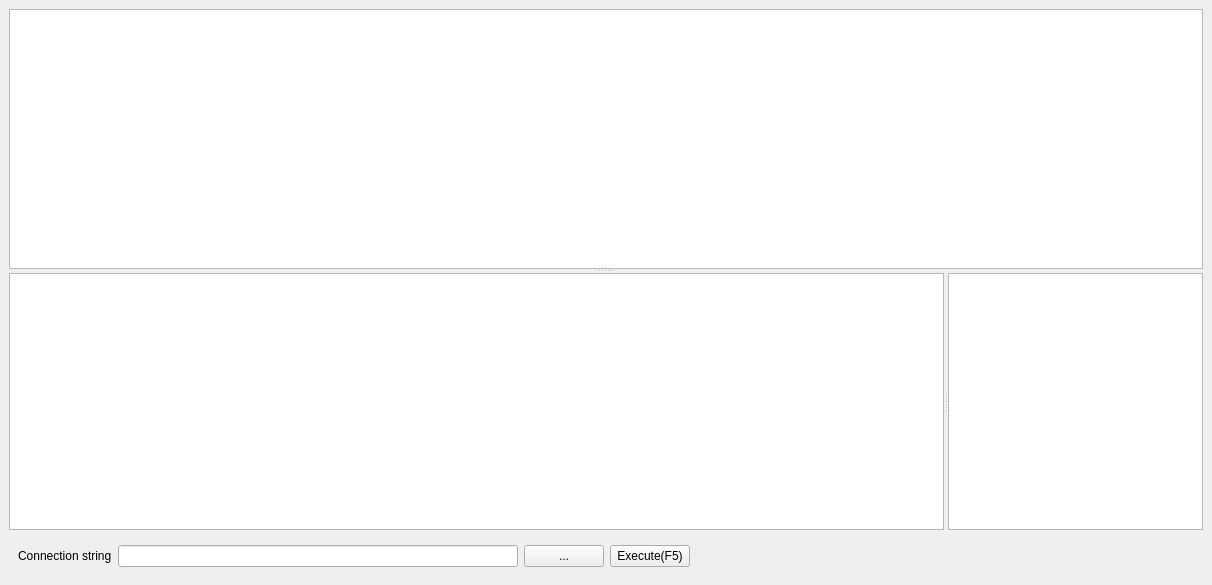
This is window.ui in whereismyguts/lazy-load-table as Qt 5 draws it before an edit. The edited form follows.
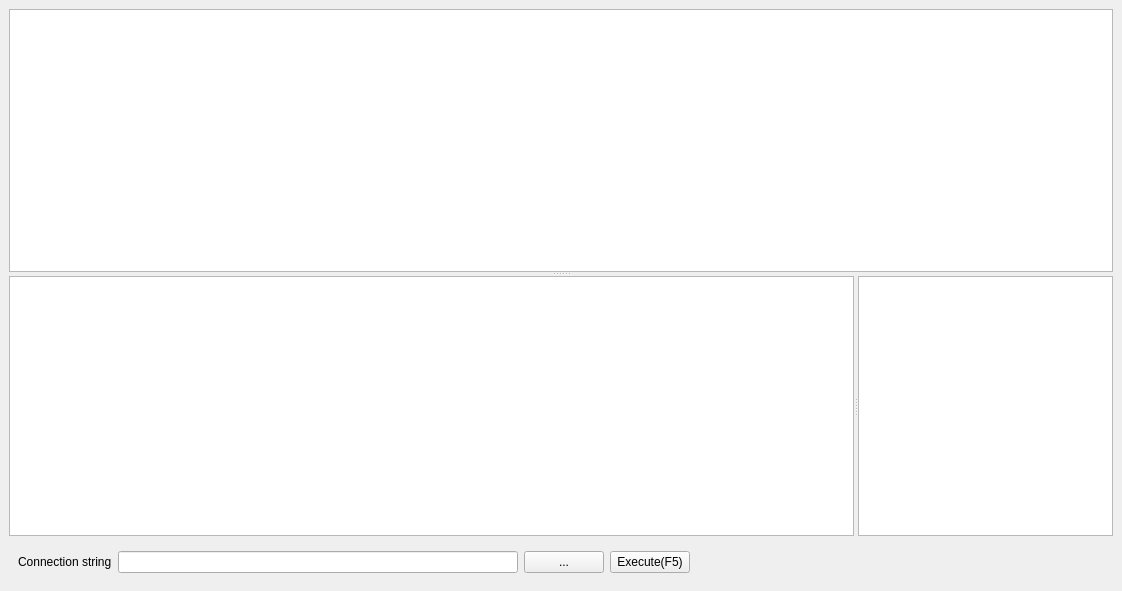
This is the edited form.

Patch:
```diff
--- a/window.ui
+++ b/window.ui
@@ -6,8 +6,8 @@
    <rect>
     <x>0</x>
     <y>0</y>
-    <width>1212</width>
-    <height>585</height>
+    <width>1122</width>
+    <height>591</height>
    </rect>
   </property>
   <property name="windowTitle">
@@ -28,7 +28,7 @@
         </font>
        </property>
       </widget>
-      <widget class="QWidget" name="">
+      <widget class="QWidget" name="layoutWidget">
        <layout class="QVBoxLayout" name="verticalLayout">
         <item>
          <widget class="QSplitter" name="splitter">
@@ -54,7 +54,7 @@
          </widget>
         </item>
         <item>
-         <widget class="QWidget" name="" native="true">
+         <widget class="QWidget" name="widget" native="true">
           <property name="maximumSize">
            <size>
             <width>16777215</width>
@@ -96,6 +96,26 @@
              </property>
             </widget>
            </item>
+           <item>
+            <spacer name="horizontalSpacer">
+             <property name="orientation">
+              <enum>Qt::Horizontal</enum>
+             </property>
+             <property name="sizeHint" stdset="0">
+              <size>
+               <width>40</width>
+               <height>20</height>
+              </size>
+             </property>
+            </spacer>
+           </item>
+           <item>
+            <widget class="QLabel" name="rowCountLabel">
+             <property name="text">
+              <string>                          </string>
+             </property>
+            </widget>
+           </item>
           </layout>
          </widget>
         </item>
```
